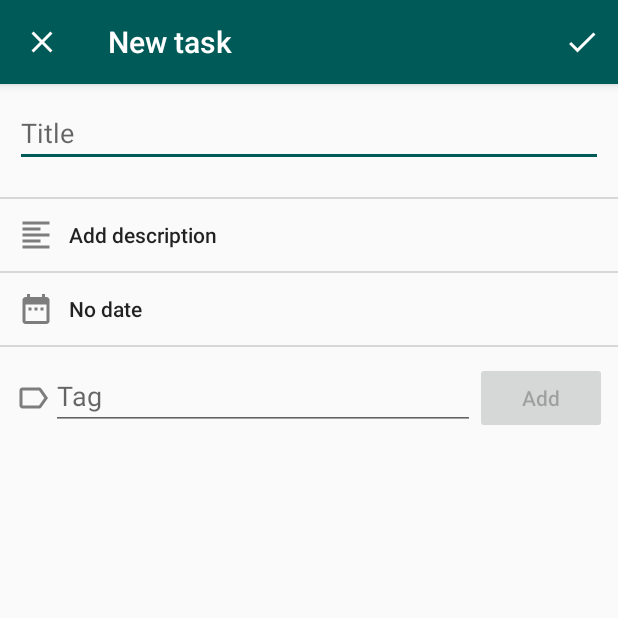
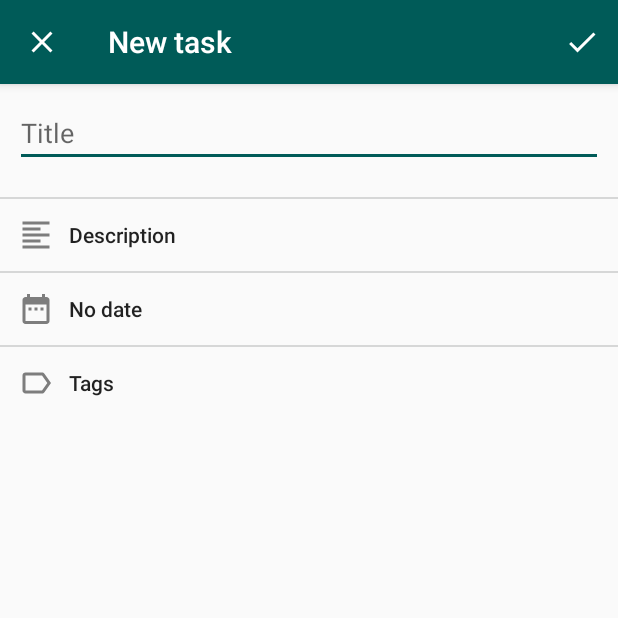
Before and after one commit to ETS-Android2/workpage, an Android app: the screen it shows after launch (EditTaskActivity), after a tap on an icon or button, on a phone screen of 412 x 824 dp, the top half of it. Run offline under Robolectric (Android 15) with nearby library versions, the phone set to English and light mode, and no system bars.

Commit message:
Tag picker dialog implemented. Fix for a problem in Main activity when loading the tasks from the database.

```diff
--- a/workpage/app/src/main/java/jajimenez/workpage/MainActivity.java
+++ b/workpage/app/src/main/java/jajimenez/workpage/MainActivity.java
@@ -56,6 +56,8 @@ public class MainActivity extends AppCompatActivity
     private String viewStateFilter;
     private boolean includeTasksWithNoTag;
     private List<TaskTag> currentFilterTags;
+
+    private LoadTasksDBTask taskDbTask = null;
 
     @Override
     protected void onCreate(Bundle savedInstanceState) {
@@ -292,6 +294,10 @@ public class MainActivity extends AppCompatActivity
         });
     }
 
+    private void showSavedTasks(Bundle savedInstanceState) {
+
+    }
+
     @Override
     public boolean onCreateOptionsMenu(Menu menu) {
         // Inflate the menu; this adds items to the action bar if it is present.
@@ -446,10 +452,11 @@ public class MainActivity extends AppCompatActivity
             filterTagsValueTextView.setText(tagsText);
         }
 
-        // Show tasks.
-        (new LoadTasksDBTask()).execute();
+        if (taskDbTask == null || taskDbTask.getStatus() == AsyncTask.Status.FINISHED) {
+            taskDbTask = new LoadTasksDBTask();
+            taskDbTask.execute();
         }
-
+    }
 
     private void updateTaskListInterface(List<Task> tasks) {
         if (tasks == null) tasks = new LinkedList<Task>();
--- /dev/null
+++ b/workpage/app/src/main/res/drawable/tag_2.xml
@@ -0,0 +1,5 @@
+<vector android:alpha="0.50" android:height="24dp"
+    android:viewportHeight="24.0" android:viewportWidth="24.0"
+    android:width="24dp" xmlns:android="http://schemas.android.com/apk/res/android">
+    <path android:fillColor="#FF000000" android:pathData="M17.63,5.84C17.27,5.33 16.67,5 16,5L5,5.01C3.9,5.01 3,5.9 3,7v10c0,1.1 0.9,1.99 2,1.99L16,19c0.67,0 1.27,-0.33 1.63,-0.84L22,12l-4.37,-6.16zM16,17H5V7h11l3.55,5L16,17z"/>
+</vector>
--- a/workpage/app/src/main/res/layout/edit_task.xml
+++ b/workpage/app/src/main/res/layout/edit_task.xml
@@ -34,6 +34,7 @@
             android:textAlignment="textStart"
             android:drawableStart="@drawable/description"
             android:drawablePadding="10dp"
+            android:text="@string/description"
             android:onClick="onEditDescriptionClicked" />
 
         <View
@@ -75,7 +76,7 @@
                 <Button
                     android:id="@+id/edit_task_date_1"
                     style="@style/Widget.AppCompat.Button.Borderless"
-                    android:layout_width="wrap_content"
+                    android:layout_width="match_parent"
                     android:layout_height="wrap_content"
                     android:textAlignment="textStart"
                     android:drawableStart="@drawable/date"
@@ -96,7 +97,7 @@
                 <Button
                     android:id="@+id/edit_task_time_zone_1"
                     style="@style/Widget.AppCompat.Button.Borderless"
-                    android:layout_width="wrap_content"
+                    android:layout_width="match_parent"
                     android:layout_height="wrap_content"
                     android:layout_span="3"
                     android:textAlignment="textStart"
@@ -109,7 +110,7 @@
                 <Button
                     android:id="@+id/edit_task_reminder_1"
                     style="@style/Widget.AppCompat.Button.Borderless"
-                    android:layout_width="wrap_content"
+                    android:layout_width="match_parent"
                     android:layout_height="wrap_content"
                     android:layout_span="2"
                     android:textAlignment="textStart"
@@ -144,7 +145,7 @@
                 <Button
                     android:id="@+id/edit_task_date_2"
                     style="@style/Widget.AppCompat.Button.Borderless"
-                    android:layout_width="wrap_content"
+                    android:layout_width="match_parent"
                     android:layout_height="wrap_content"
                     android:textAlignment="textStart"
                     android:drawableStart="@drawable/date"
@@ -165,19 +166,20 @@
                 <Button
                     android:id="@+id/edit_task_time_zone_2"
                     style="@style/Widget.AppCompat.Button.Borderless"
-                    android:layout_width="wrap_content"
+                    android:layout_width="match_parent"
                     android:layout_height="wrap_content"
                     android:layout_span="2"
                     android:drawableStart="@drawable/world_2"
                     android:drawablePadding="10dp"
-                    android:textAlignment="textStart" />
+                    android:textAlignment="textStart"
+                    android:onClick="onTimeZone2Clicked" />
             </TableRow>
 
             <TableRow android:id="@+id/edit_task_row_reminder_2">
                 <Button
                     android:id="@+id/edit_task_reminder_2"
                     style="@style/Widget.AppCompat.Button.Borderless"
-                    android:layout_width="wrap_content"
+                    android:layout_width="match_parent"
                     android:layout_height="wrap_content"
                     android:layout_span="3"
                     android:drawableStart="@drawable/reminder"
@@ -185,7 +187,6 @@
                     android:textAlignment="textStart"
                     android:onClick="onReminder2Clicked" />
             </TableRow>
-
         </TableLayout>
 
         <View
@@ -194,58 +195,15 @@
             android:layout_height="1dp"
             android:background="@color/divider" />
 
-        <TableLayout
+        <Button
+            android:id="@+id/edit_task_tags"
+            style="@style/Widget.AppCompat.Button.Borderless"
             android:layout_width="match_parent"
             android:layout_height="wrap_content"
-            android:paddingBottom="20dp"
-            android:stretchColumns="1">
-
-            <TableRow
-                android:layout_width="match_parent"
-                android:layout_height="wrap_content"
-                android:layout_marginTop="10dp"
-                android:paddingEnd="7dp">
-
-                <ImageView
-                    android:layout_width="wrap_content"
-                    android:layout_height="wrap_content"
-                    android:layout_marginStart="10dp"
-                    android:layout_gravity="center_vertical"
-                    android:alpha="0.5"
-                    android:src="@drawable/tag"
-                    android:contentDescription="@string/tag" />
-
-                <AutoCompleteTextView
-                    android:id="@+id/edit_task_add_tag_autotextview"
-                    android:layout_width="0dp"
-                    android:layout_height="wrap_content"
-                    android:layout_weight="1"
-                    android:inputType="text"
-                    android:completionThreshold="1"
-                    android:hint="@string/tag" />
-
-                <Button
-                    android:id="@+id/edit_task_add_tag_button"
-                    android:layout_width="wrap_content"
-                    android:layout_height="wrap_content"
-                    android:text="@string/add"
-                    android:onClick="onAddTagButtonClicked" />
-            </TableRow>
-
-            <TableRow
-                android:layout_width="match_parent"
-                android:layout_height="wrap_content">
-
-                <LinearLayout
-                    android:id="@+id/edit_task_added_tags"
-                    android:layout_width="match_parent"
-                    android:layout_height="wrap_content"
-                    android:paddingEnd="10dp"
-                    android:paddingTop="10dp"
-                    android:layout_column="1"
-                    android:layout_span="2"
-                    android:orientation="vertical" />
-            </TableRow>
-        </TableLayout>
+            android:drawableStart="@drawable/tag_2"
+            android:drawablePadding="10dp"
+            android:textAlignment="textStart"
+            android:text="@string/tags_1"
+            android:onClick="onTagsClicked" />
     </LinearLayout>
 </ScrollView>
--- a/workpage/app/src/main/res/layout/edit_task_tag.xml
+++ b/workpage/app/src/main/res/layout/edit_task_tag.xml
@@ -14,7 +14,7 @@
 
     <LinearLayout android:layout_width="match_parent"
         android:layout_height="wrap_content"
-        android:paddingLeft="5dp"
+        android:paddingStart="5dp"
         android:paddingBottom="20dp"
         android:orientation="horizontal">
 
@@ -26,9 +26,9 @@
         <jajimenez.workpage.ColorView android:id="@+id/edit_task_tag_selected"
             android:layout_width="50dp"
             android:layout_height="40dp"
-            android:paddingLeft="15dp"
+            android:paddingStart="15dp"
             android:paddingTop="10dp"
-            android:paddingRight="5dp"
+            android:paddingEnd="5dp"
             workpage:borderWidth="2dp"
             workpage:borderColor="@color/color_view_border"
             workpage:backgroundColor="@color/color_view_background" />
--- a/workpage/app/src/main/res/menu/main_drawer.xml
+++ b/workpage/app/src/main/res/menu/main_drawer.xml
@@ -15,7 +15,7 @@
 
             <item
                 android:id="@+id/main_nav_edit_tags"
-                android:icon="@drawable/tag"
+                android:icon="@drawable/tag_1"
                 android:title="@string/edit_tags" />
         </menu>
     </item>
--- a/workpage/app/src/main/res/values/strings.xml
+++ b/workpage/app/src/main/res/values/strings.xml
@@ -98,8 +98,6 @@
     <string name="save">Save</string>
     <string name="title">Title</string>
     <string name="description">Description</string>
-    <string name="add_description">Add description</string>
-    <string name="edit_description">Edit Description</string>
     <string name="date">Date</string>
     <string name="time">Time</string>
     <string name="date_mode">Date mode</string>
```
Also changed, not shown: workpage/app/src/main/java/jajimenez/workpage/EditTaskActivity.java (+84 -142 lines), workpage/app/src/main/java/jajimenez/workpage/TaskTagPickerDialogFragment.java (added, +221 -0 lines), workpage/app/src/main/res/layout/task_tag_picker.xml (added, +42 -0 lines), workpage/app/src/main/res/drawable/tag_1.xml (renamed from workpage/app/src/main/res/drawable/tag.xml). Lines whose indentation alone changed are shown as unchanged.
